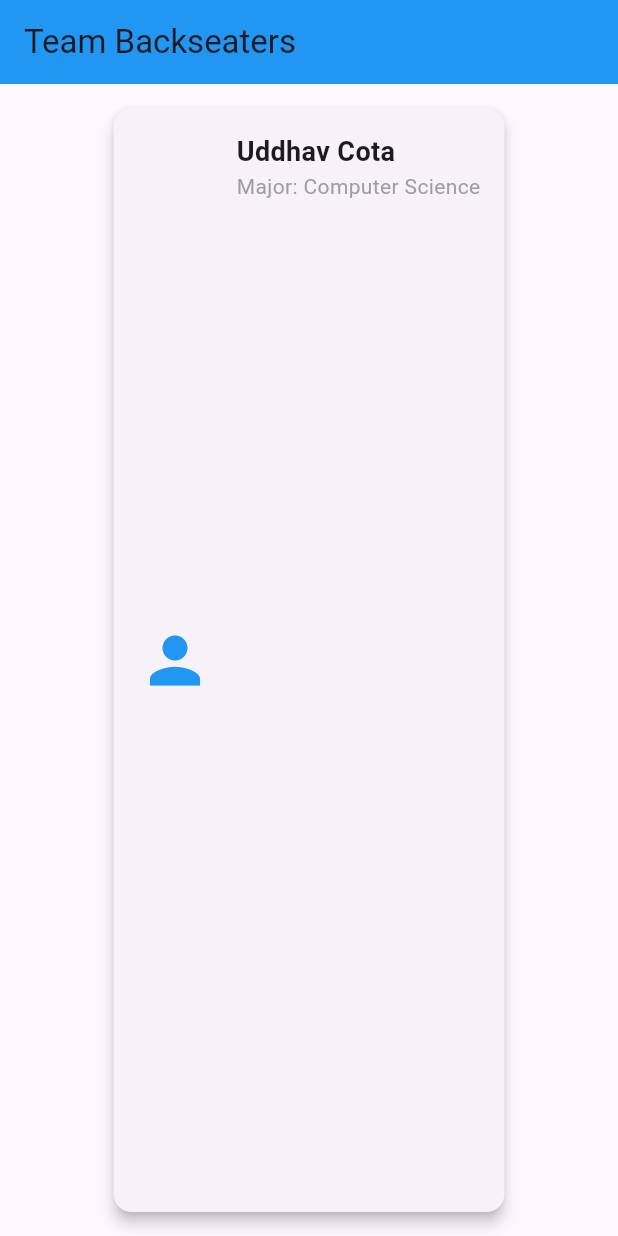
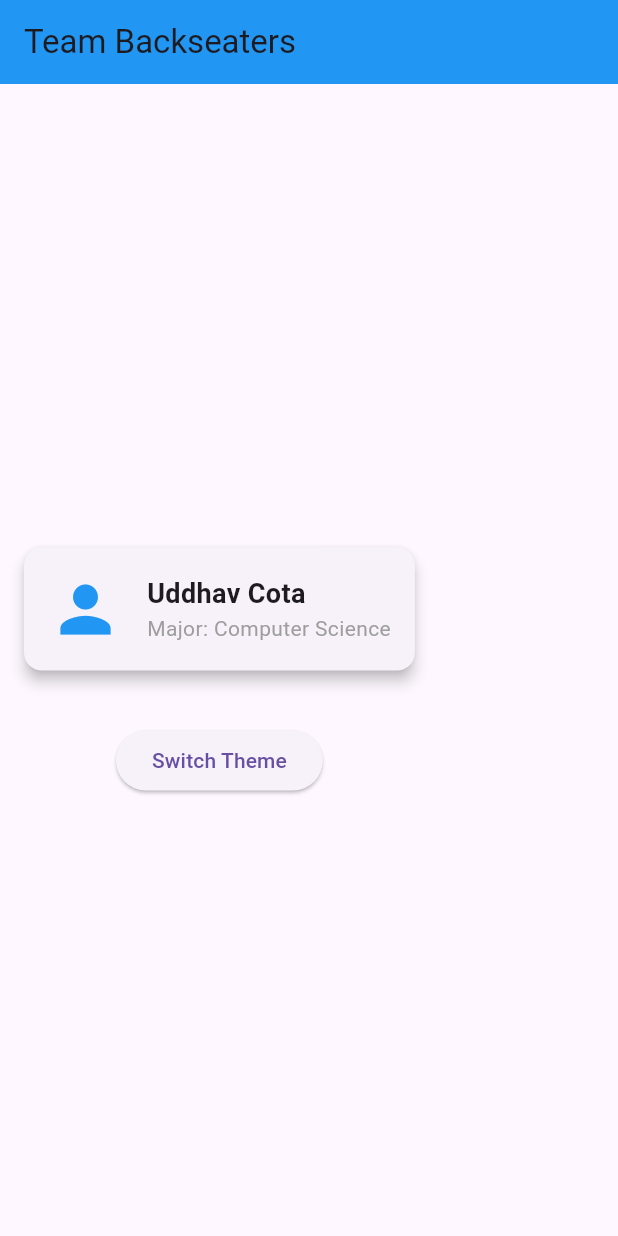
Before and after one commit to Uvvi2004/team_app_backseaters, a Flutter app: the screen it shows after launch, on a phone screen of 412 x 824 dp. Run offline on Flutter 3.47's test engine with Material 3 defaults, Android fonts, the light colour scheme and no system bars.

Commit message:
Add color theme switcher

```diff
--- a/lib/main.dart
+++ b/lib/main.dart
@@ -9,25 +9,44 @@ class MyApp extends StatelessWidget {
 
   @override
   Widget build(BuildContext context) {
-    return MaterialApp(
+    return const MaterialApp(
       debugShowCheckedModeBanner: false,
-      home: const HomePage(),
+      home: HomePage(),
     );
   }
 }
 
-class HomePage extends StatelessWidget {
+class HomePage extends StatefulWidget {
   const HomePage({super.key});
+
+  @override
+  State<HomePage> createState() => _HomePageState();
+}
+
+class _HomePageState extends State<HomePage> {
+  bool isBlueTheme = true;
 
   @override
   Widget build(BuildContext context) {
     return Scaffold(
       appBar: AppBar(
         title: const Text('Team Backseaters'),
-        backgroundColor: Colors.blue,
+        backgroundColor: isBlueTheme ? Colors.blue : Colors.green,
       ),
-      body: const Center(
-        child: ProfileCard(),
+      body: Column(
+        mainAxisAlignment: MainAxisAlignment.center,
+        children: [
+          const ProfileCard(),
+          const SizedBox(height: 20),
+          ElevatedButton(
+            onPressed: () {
+              setState(() {
+                isBlueTheme = !isBlueTheme;
+              });
+            },
+            child: const Text('Switch Theme'),
+          ),
+        ],
       ),
     );
   }
```
